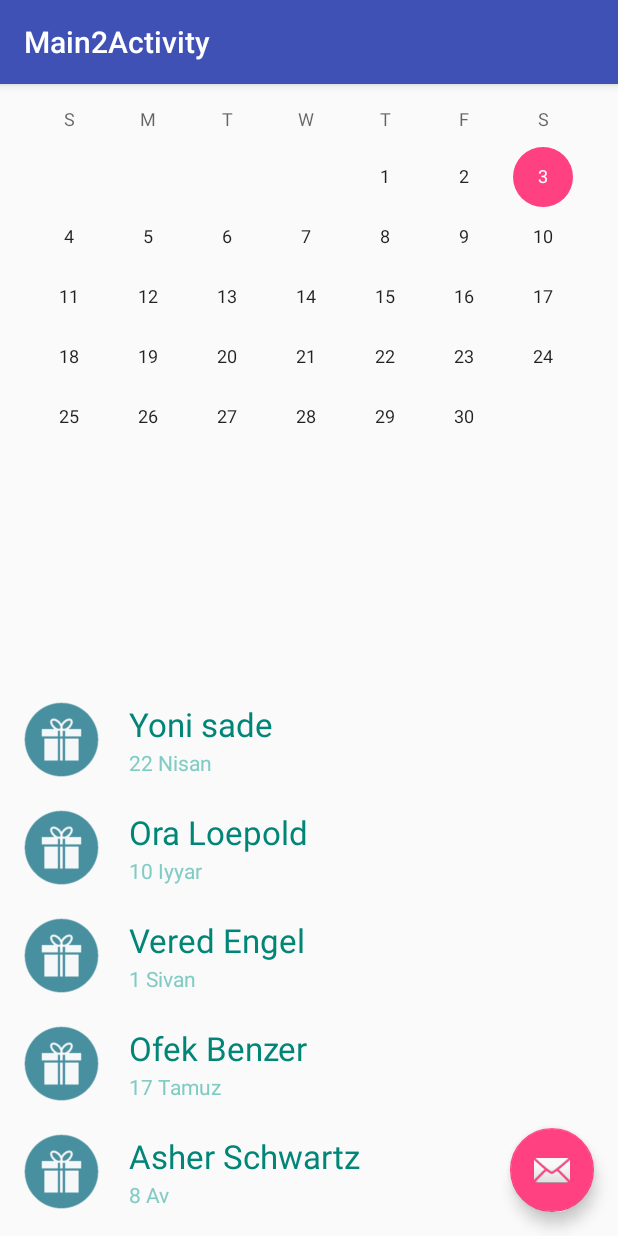
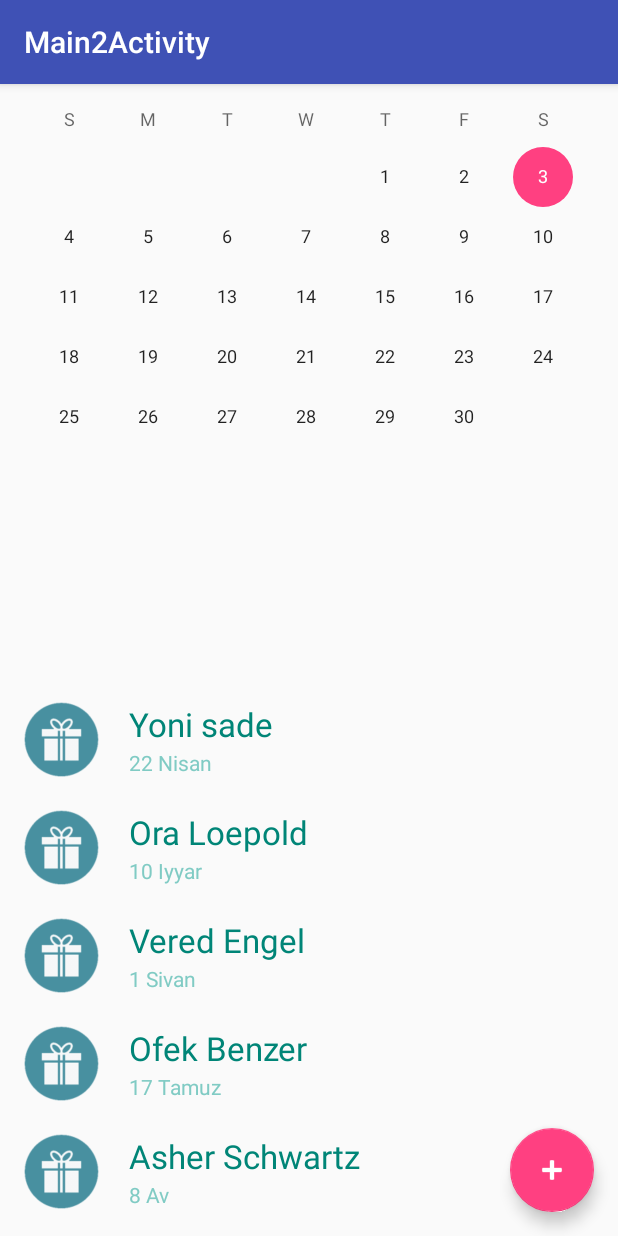
Before and after one commit to ydotco/HebrewBirthdayReminder, an Android app: the screen it shows after launch (Main2Activity), on a phone screen of 412 x 824 dp. Run offline under Robolectric (Android 15) with nearby library versions, the phone set to English and light mode, and no system bars; 4 statements that could not run were skipped.

Commit message:
added fab button and animations

```diff
--- a/app/src/main/java/com/ydotco/hebrewbirthdayreminder/Main2Activity.java
+++ b/app/src/main/java/com/ydotco/hebrewbirthdayreminder/Main2Activity.java
@@ -2,21 +2,27 @@ package com.ydotco.hebrewbirthdayreminder;
 
 import android.os.Bundle;
 import android.support.design.widget.FloatingActionButton;
-import android.support.design.widget.Snackbar;
 import android.support.v7.app.AppCompatActivity;
 import android.support.v7.widget.LinearLayoutManager;
 import android.support.v7.widget.RecyclerView;
 import android.support.v7.widget.Toolbar;
 import android.view.View;
+import android.view.animation.Animation;
+import android.view.animation.AnimationUtils;
 import android.widget.CalendarView;
+import android.widget.Toast;
 
 import java.util.ArrayList;
 import java.util.List;
 
-public class Main2Activity extends AppCompatActivity {
+public class Main2Activity extends AppCompatActivity implements View.OnClickListener {
     private RecyclerView recyclerView;
     private ContactAdapter contactAdapter;
     CalendarView calendarView;
+
+    private Boolean isFabOpen = false;
+    private FloatingActionButton fab, fab1, fab2;
+    private Animation fab_open, fab_close, rotate_forward, rotate_backward;
 
     @Override
     protected void onCreate(Bundle savedInstanceState) {
@@ -28,7 +34,7 @@ public class Main2Activity extends AppCompatActivity {
         calendarView = (CalendarView) findViewById(R.id.calendarView);
         recyclerView = (RecyclerView) findViewById(R.id.rvCalendarContacts);
 
-        contactAdapter=new ContactAdapter(getApplication(),getContactList());
+        contactAdapter = new ContactAdapter(getApplication(), getContactList());
         recyclerView.setAdapter(contactAdapter);
         recyclerView.setLayoutManager(new LinearLayoutManager(getApplication()));
 
@@ -40,14 +46,17 @@ public class Main2Activity extends AppCompatActivity {
             }
         });
 
-        FloatingActionButton fab = (FloatingActionButton) findViewById(R.id.fab);
-        fab.setOnClickListener(new View.OnClickListener() {
-            @Override
-            public void onClick(View view) {
-                Snackbar.make(view, "Replace with your own action", Snackbar.LENGTH_LONG)
-                        .setAction("Action", null).show();
-            }
-        });
+        fab = (FloatingActionButton) findViewById(R.id.fab);
+        fab1 = (FloatingActionButton) findViewById(R.id.fab1);
+        fab2 = (FloatingActionButton) findViewById(R.id.fab2);
+        fab_open = AnimationUtils.loadAnimation(getApplicationContext(), R.anim.fab_open);
+        fab_close = AnimationUtils.loadAnimation(getApplicationContext(), R.anim.fab_close);
+        rotate_forward = AnimationUtils.loadAnimation(getApplicationContext(), R.anim.rotate_forward);
+        rotate_backward = AnimationUtils.loadAnimation(getApplicationContext(), R.anim.rotate_backward);
+        fab.setOnClickListener(this);
+        fab1.setOnClickListener(this);
+        fab2.setOnClickListener(this);
+
     }
 
     //setting up a list of contacts to be shown at the listview
@@ -76,4 +85,39 @@ public class Main2Activity extends AppCompatActivity {
     private void updateList(int year, int month, int dayOfMonth) {
     }
 
+    public void animateFAB() {
+
+        if (isFabOpen) {
+            fab.startAnimation(rotate_backward);
+            fab1.startAnimation(fab_close);
+            fab2.startAnimation(fab_close);
+            fab1.setClickable(false);
+            fab2.setClickable(false);
+            isFabOpen = false;
+        } else {
+
+            fab.startAnimation(rotate_forward);
+            fab1.startAnimation(fab_open);
+            fab2.startAnimation(fab_open);
+            fab1.setClickable(true);
+            fab2.setClickable(true);
+            isFabOpen = true;
+        }
+    }
+
+    @Override
+    public void onClick(View v) {
+        int id = v.getId();
+        switch (id) {
+            case R.id.fab:
+                animateFAB();
+                break;
+            case R.id.fab1:
+                Toast.makeText(Main2Activity.this, "import manually", Toast.LENGTH_SHORT).show();
+                break;
+            case R.id.fab2:
+                Toast.makeText(Main2Activity.this, "import from facebook", Toast.LENGTH_SHORT).show();
+                break;
+        }
+    }
 }
--- a/app/src/main/res/layout/activity_main2.xml
+++ b/app/src/main/res/layout/activity_main2.xml
@@ -1,5 +1,6 @@
 <?xml version="1.0" encoding="utf-8"?>
-<android.support.design.widget.CoordinatorLayout xmlns:android="http://schemas.android.com/apk/res/android"
+<android.support.design.widget.CoordinatorLayout
+    xmlns:android="http://schemas.android.com/apk/res/android"
     xmlns:app="http://schemas.android.com/apk/res-auto"
     xmlns:tools="http://schemas.android.com/tools"
     android:layout_width="match_parent"
@@ -21,14 +22,44 @@
 
             </android.support.design.widget.AppBarLayout>
 
+
     <include layout="@layout/content_main2" />
+
+    <android.support.design.widget.FloatingActionButton
+        android:id="@+id/fab2"
+        android:layout_width="wrap_content"
+        android:layout_height="wrap_content"
+        android:layout_marginBottom="160dp"
+        android:layout_gravity="bottom|end"
+        android:layout_marginRight="@dimen/fab_margin"
+        android:visibility="invisible"
+        app:elevation="6dp"
+        app:backgroundTint="@color/colorFAB2"
+        app:pressedTranslationZ="12dp"
+        android:src="@drawable/facebook_add" />
+
+    <android.support.design.widget.FloatingActionButton
+        app:backgroundTint="@color/colorFAB1"
+        android:id="@+id/fab1"
+        android:layout_width="wrap_content"
+        android:layout_height="wrap_content"
+        android:layout_marginBottom="90dp"
+        android:layout_gravity="bottom|end"
+        android:layout_marginRight="@dimen/fab_margin"
+        android:visibility="invisible"
+        app:elevation="6dp"
+        app:pressedTranslationZ="12dp"
+        android:src="@drawable/account_plus" />
 
     <android.support.design.widget.FloatingActionButton
         android:id="@+id/fab"
         android:layout_width="wrap_content"
         android:layout_height="wrap_content"
         android:layout_gravity="bottom|end"
+        app:elevation="6dp"
+        app:pressedTranslationZ="12dp"
         android:layout_margin="@dimen/fab_margin"
-        android:src="@android:drawable/ic_dialog_email" />
+        android:src="@android:drawable/ic_input_add"
+        android:tint="@android:color/white"/>
 
 </android.support.design.widget.CoordinatorLayout>
--- a/app/src/main/res/values/colors.xml
+++ b/app/src/main/res/values/colors.xml
@@ -3,4 +3,6 @@
     <color name="colorPrimary">#3F51B5</color>
     <color name="colorPrimaryDark">#303F9F</color>
     <color name="colorAccent">#FF4081</color>
+    <color name="colorFAB1">#E040FB</color>
+    <color name="colorFAB2">#2196F3</color>
 </resources>
--- a/app/src/main/res/values/strings.xml
+++ b/app/src/main/res/values/strings.xml
@@ -1,4 +1,5 @@
 <resources>
     <string name="app_name">Hebrew Birthday Reminder</string>
     <string name="title_activity_main2">Main2Activity</string>
+    <string name="title_activity_test">test</string>
 </resources>
```
Also changed, not shown: app/src/main/AndroidManifest.xml (+9 -4 lines), app/src/main/java/com/ydotco/hebrewbirthdayreminder/test.java (added, +29 -0 lines), app/src/main/res/layout/activity_test.xml (added, +34 -0 lines), app/src/main/res/layout/content_test.xml (added, +15 -0 lines). Lines whose indentation alone changed are shown as unchanged.
